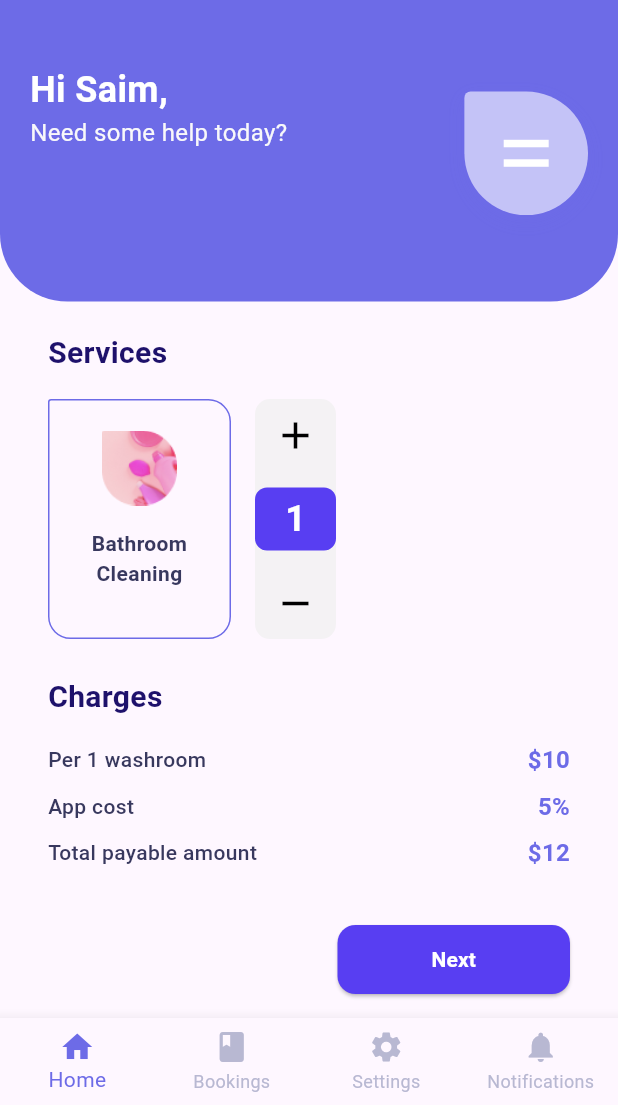
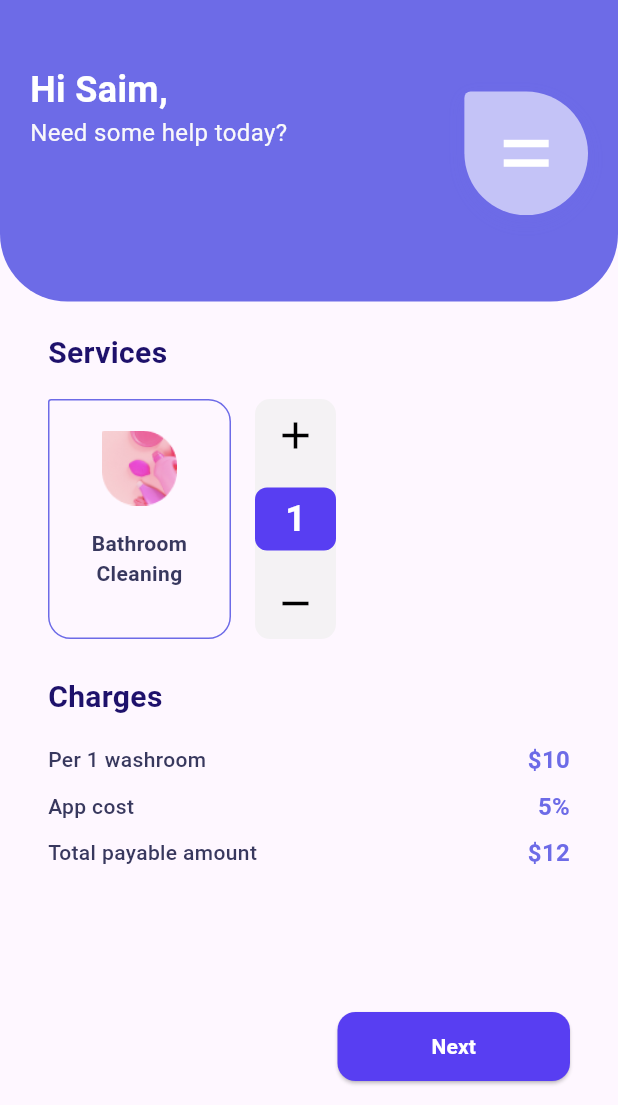
Before and after one commit to santosh81066/eliteclean, a Flutter app: the Home screen opened by its route, after a tap on "Bathroom Cleaning", on a phone screen of 412 x 824 dp, the part 131-1236 px from its top. Run offline on Flutter 3.47's test engine with Material 3 defaults, Android fonts, the phone set to English and light mode, and no system bars; our stand-ins replace flutter_svg; Roboto replaces fonts that are missing (Poppins).

Commit message:
updated pending bookings

```diff
--- a/lib/main.dart
+++ b/lib/main.dart
@@ -2,6 +2,7 @@ import 'package:eliteclean/views/confirmbooking.dart';
 import 'package:eliteclean/views/home.dart';
 import 'package:eliteclean/views/loginpage.dart';
 import 'package:eliteclean/views/otp.dart';
+import 'package:eliteclean/views/pendingbookings.dart';
 import 'package:eliteclean/views/selectpackage.dart';
 import 'package:eliteclean/views/servicedetai.dart';
 import 'package:flutter/material.dart';
@@ -33,7 +34,7 @@ class MyApp extends StatelessWidget {
      '/servicedetail': (context) => ServiceDetails(), // otp route
      '/selectpackage': (context) => SelectPackage(),
       '/confirmbooking': (context) => ConfirmBookingScreen(), // otp route
-
+'/pendingbooking': (context) => PendingBookingScreen(),
       },
     );
   }
--- a/lib/views/confirmbooking.dart
+++ b/lib/views/confirmbooking.dart
@@ -4,6 +4,7 @@ class ConfirmBookingScreen extends StatelessWidget {
   @override
   Widget build(BuildContext context) {
     return Scaffold(
+
       body: SingleChildScrollView(
         child: Padding(
           padding: const EdgeInsets.symmetric(horizontal: 16.0),
--- a/lib/views/home.dart
+++ b/lib/views/home.dart
@@ -1,18 +1,63 @@
 import 'package:flutter/material.dart';
 
 import '../widgets/topSection.dart';
+import 'bookings.dart';
 
-class Home extends StatelessWidget {
+class Home extends StatefulWidget {
   const Home({super.key});
 
+  @override
+  State<Home> createState() => _HomeState();
+}
+
+class _HomeState extends State<Home> {
+   int _selectedIndex = 0;
+      void _onItemTapped(int index) {
+    setState(() {
+      _selectedIndex = index;
+      // Handle navigation logic here for each index if required
+    });
+  }
   @override
   Widget build(BuildContext context) {
     final double screenWidth = MediaQuery.of(context).size.width;
     final double screenHeight = MediaQuery.of(context).size.height;
 
-    return Scaffold(
+  final List<Widget> _pages = [
+    // Home Page
+   Home(),
+    // Bookings Page
+    BookingScreen(),
+    // Settings Page
+    Column(
+      children: const [
+        Text(
+          'Settings Page',
+          style: TextStyle(
+            fontSize: 24,
+            fontWeight: FontWeight.bold,
+          ),
+        ),
+      ],
+    ),
+    // Notifications Page
+    Column(
+      children: const [
+        Text(
+          'Notifications Page',
+          style: TextStyle(
+            fontSize: 24,
+            fontWeight: FontWeight.bold,
+          ),
+        ),
+      ],
+    ),
+  ];
+
+    return  Scaffold(
       backgroundColor: Colors.white,
-      body: Column(
+      body:_selectedIndex == 0
+            ? Column(
         children: [
           TopSection(screenWidth: screenWidth, screenHeight: screenHeight),
 
@@ -145,29 +190,31 @@ class Home extends StatelessWidget {
             ),
           ),
         ],
-      ),
+      ): _pages.elementAt(_selectedIndex),
 
       // Bottom Navigation Bar
-      bottomNavigationBar: BottomNavigationBar(
+       bottomNavigationBar: BottomNavigationBar(
         backgroundColor: Colors.white,
         type: BottomNavigationBarType.fixed,
         elevation: 15,
         selectedItemColor: const Color(0xFF583EF2),
         unselectedItemColor: const Color(0xFF77779D),
-        items: [
-          const BottomNavigationBarItem(
+        currentIndex: _selectedIndex, // Set the currently selected index
+        onTap: _onItemTapped, // Update selected index when a tab is tapped
+        items: const [
+          BottomNavigationBarItem(
             icon: Icon(Icons.home),
             label: 'Home',
           ),
-          const BottomNavigationBarItem(
+          BottomNavigationBarItem(
             icon: Icon(Icons.book),
             label: 'Bookings',
           ),
-          const BottomNavigationBarItem(
+          BottomNavigationBarItem(
             icon: Icon(Icons.settings),
             label: 'Settings',
           ),
-          const BottomNavigationBarItem(
+          BottomNavigationBarItem(
             icon: Icon(Icons.notifications),
             label: 'Notification',
           ),
--- a/lib/views/servicedetai.dart
+++ b/lib/views/servicedetai.dart
@@ -10,15 +10,10 @@ class ServiceDetails extends StatefulWidget {
 }
 
 class _ServiceDetailsState extends State<ServiceDetails> {
-  int _selectedIndex = 0; // Index of the selected item
+  // Index of the selected item
   int washroomCount = 1; // Initial count for washrooms
 
-  void _onItemTapped(int index) {
-    setState(() {
-      _selectedIndex = index;
-      // Handle navigation logic here for each index if required
-    });
-  }
+
 
   @override
   Widget build(BuildContext context) {
@@ -279,31 +274,7 @@ class _ServiceDetailsState extends State<ServiceDetails> {
       ),
 
       // Bottom Navigation Bar
-      bottomNavigationBar: BottomNavigationBar(
-        items: const <BottomNavigationBarItem>[
-          BottomNavigationBarItem(
-            icon: Icon(Icons.home),
-            label: 'Home',
-          ),
-          BottomNavigationBarItem(
-            icon: Icon(Icons.book),
-            label: 'Bookings',
-          ),
-          BottomNavigationBarItem(
-            icon: Icon(Icons.settings),
-            label: 'Settings',
-          ),
-          BottomNavigationBarItem(
-            icon: Icon(Icons.notifications),
-            label: 'Notifications',
-          ),
-        ],
-        currentIndex: _selectedIndex,
-        selectedItemColor: const Color(0xFF6D6BE7), // Color for selected icon
-        unselectedItemColor: const Color(0xFFB8B8D2), // Color for unselected icons
-        onTap: _onItemTapped,
-        type: BottomNavigationBarType.fixed,
-      ),
+
     );
   }
 }
```
Also changed, not shown: lib/views/bookings.dart (added, +334 -0 lines), lib/views/loginpage.dart (+1 -27 lines), lib/views/pendingbookings.dart (added, +91 -0 lines).
